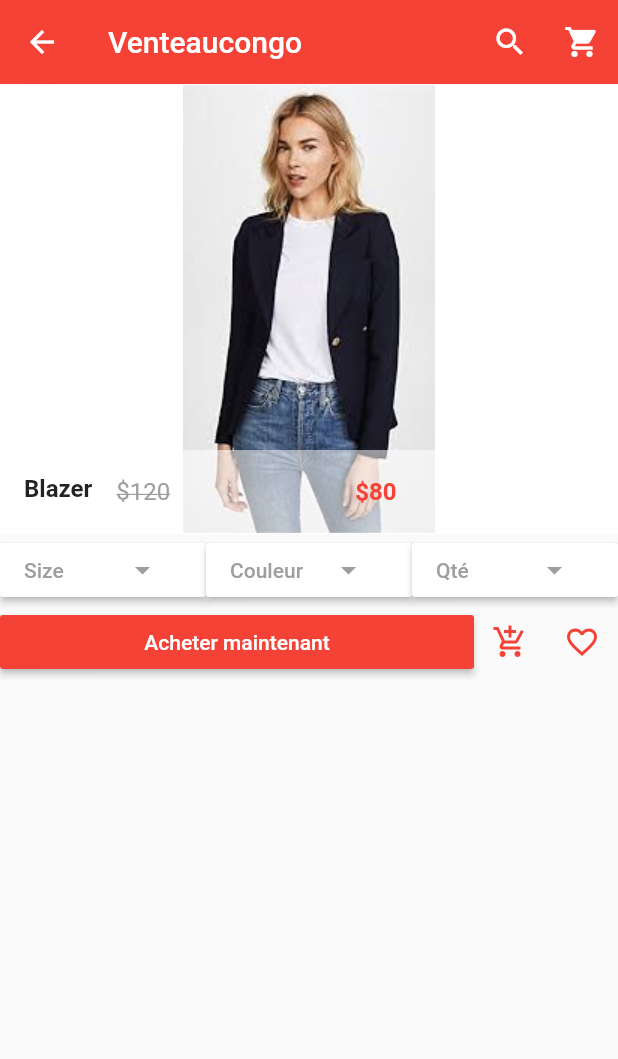
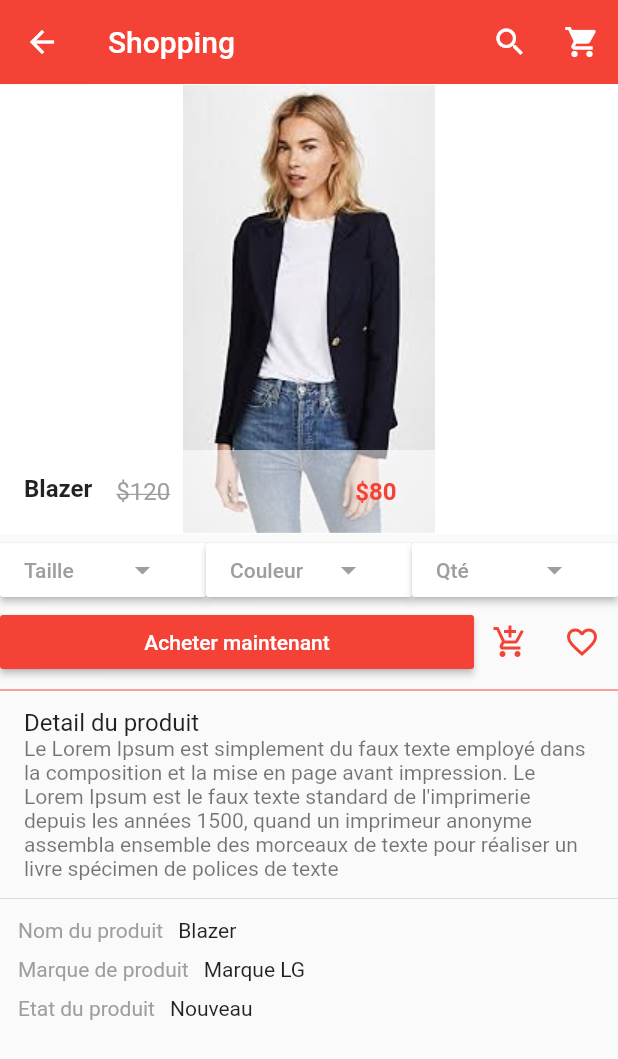
Before and after one commit to DevProsper/Venteaucongo, a Flutter app: the screen it shows after launch, after a tap on "Blazer", on a phone screen of 412 x 824 dp. Shown: the top 1059 px of the screen. Run offline on Flutter 3.47's test engine with Material 2 defaults, Android fonts, the phone set to English and light mode, and no system bars; our stand-ins replace carousel_slider.

Commit message:
Page Detail bien designer

```diff
--- a/lib/pages/product_details.dart
+++ b/lib/pages/product_details.dart
@@ -27,7 +27,7 @@ class _ProductDetailsState extends State<ProductDetails>{
       appBar: new AppBar(
         elevation: 0.1,
         backgroundColor: Colors.red,
-        title: Text("Venteaucongo"),
+        title: Text("Shopping"),
         actions: <Widget>[
           new IconButton(icon: Icon(Icons.search,
             color: Colors.white,),
@@ -74,13 +74,29 @@ class _ProductDetailsState extends State<ProductDetails>{
           children: <Widget>[
             Expanded(
                 child: MaterialButton(
-                    onPressed: (){},
+                    onPressed: (){
+                      showDialog(context: context,
+                      builder: (context){
+                        return new AlertDialog(
+                          title: new Text("Taille"),
+                          content: new Text("Choisir la taille"),
+                          actions: <Widget>[
+                            new MaterialButton(onPressed: (){
+                              Navigator.of(context).pop(context);
+                            },
+                              child: new Text("close"),
+                            )
+                          ],
+                        );
+                      }
+                      );
+                    },
                 color: Colors.white,
                     textColor: Colors.grey,
                     elevation: 2.0,
                   child: Row(
                     children: <Widget>[
-                      Expanded(child: new Text("Size")),
+                      Expanded(child: new Text("Taille")),
                       Expanded(child: new Icon(Icons.arrow_drop_down))
                     ],
                   ),
@@ -88,7 +104,23 @@ class _ProductDetailsState extends State<ProductDetails>{
 
             Expanded(
                 child: MaterialButton(
-                  onPressed: (){},
+                  onPressed: (){
+                    showDialog(context: context,
+                        builder: (context){
+                          return new AlertDialog(
+                            title: new Text("Couleur"),
+                            content: new Text("Choisir la couleur"),
+                            actions: <Widget>[
+                              new MaterialButton(onPressed: (){
+                                Navigator.of(context).pop(context);
+                              },
+                                child: new Text("close"),
+                              )
+                            ],
+                          );
+                        }
+                    );
+                  },
                   color: Colors.white,
                   textColor: Colors.grey,
                   elevation: 2.0,
@@ -102,7 +134,23 @@ class _ProductDetailsState extends State<ProductDetails>{
 
             Expanded(
                 child: MaterialButton(
-                  onPressed: (){},
+                  onPressed: (){
+                    showDialog(context: context,
+                        builder: (context){
+                          return new AlertDialog(
+                            title: new Text("Taille"),
+                            content: new Text("Choisir la quantité"),
+                            actions: <Widget>[
+                              new MaterialButton(onPressed: (){
+                                Navigator.of(context).pop(context);
+                              },
+                                child: new Text("close"),
+                              )
+                            ],
+                          );
+                        }
+                    );
+                  },
                   color: Colors.white,
                   textColor: Colors.grey,
                   elevation: 2.0,
@@ -115,7 +163,6 @@ class _ProductDetailsState extends State<ProductDetails>{
                 )),
           ],
         ),
-
 
           //         ====== Second Bouton ======
           Row(
@@ -132,7 +179,54 @@ class _ProductDetailsState extends State<ProductDetails>{
 
               new IconButton(icon: Icon(Icons.favorite_border), color: Colors.red, onPressed: (){}),
             ],
-          )
+          ),
+          Divider(color: Colors.red),
+          new ListTile(
+            title: new Text("Detail du produit"),
+            subtitle: new Text("Le Lorem Ipsum est simplement du faux texte "
+                "employé dans la composition et la mise en page avant "
+                "impression. Le Lorem Ipsum est le faux texte standard "
+                "de l'imprimerie depuis les années 1500, quand un imprimeur "
+                "anonyme assembla ensemble "
+                "des morceaux de texte pour réaliser un livre spécimen de polices "
+                "de texte"),
+          ),
+
+          Divider(),
+
+          new Row(
+            children: <Widget>[
+              Padding(padding: const EdgeInsets.fromLTRB(12.0, 5.0, 5.0, 5.0),
+              child: new Text("Nom du produit", style: TextStyle(color: Colors.grey),
+              ),
+              ),
+              Padding(padding: EdgeInsets.all(5.0),
+              child: new Text(widget.product_detail_name),
+              )
+
+            ],
+          ),
+
+          new Row(
+            children: <Widget>[
+              Padding(padding: const EdgeInsets.fromLTRB(12.0, 5.0, 5.0, 5.0),
+                child: new Text("Marque de produit", style: TextStyle(color: Colors.grey),),),
+              Padding(padding: EdgeInsets.all(5.0),
+                child: new Text("Marque LG"),
+              )
+            ],
+          ),
+
+          new Row(
+            children: <Widget>[
+              Padding(padding: const EdgeInsets.fromLTRB(12.0, 5.0, 5.0, 5.0),
+                child: new Text("Etat du produit", style: TextStyle(color: Colors.grey),),),
+              Padding(padding: EdgeInsets.all(5.0),
+                child: new Text("Nouveau"),
+              )
+            ],
+          ),
+
         ],
       ),
     );
```
